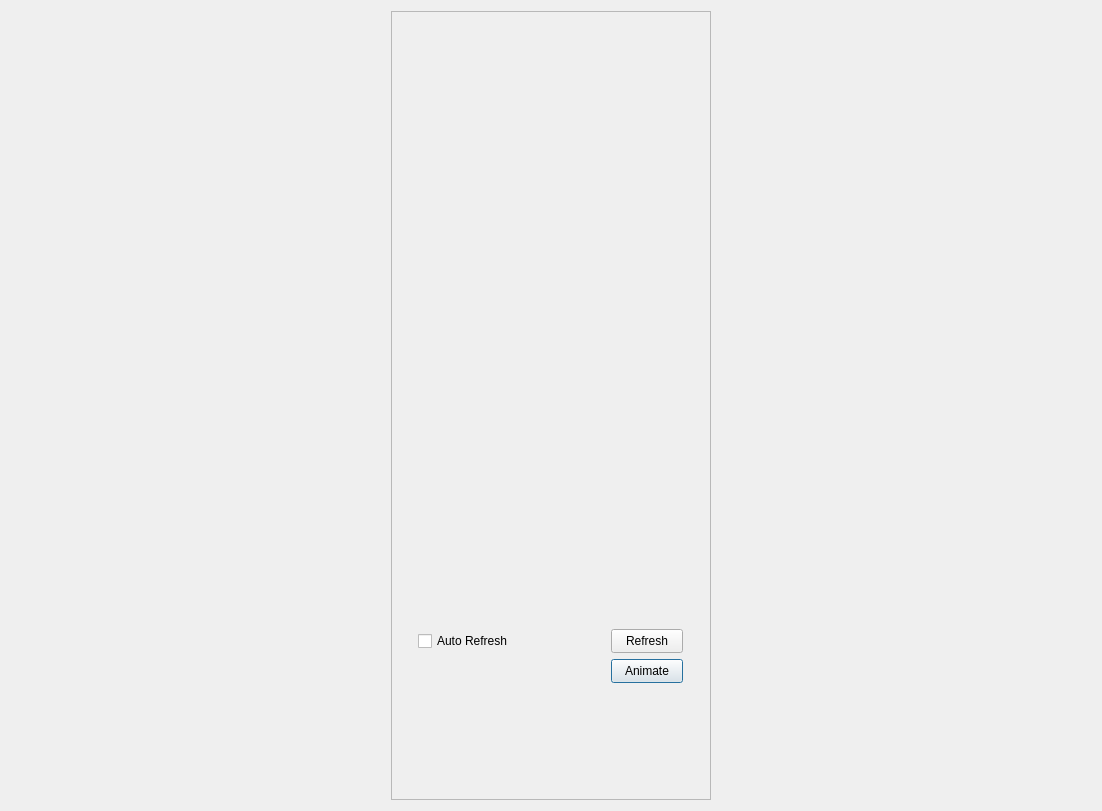
Above: SciDataTool/GUI/DDataPlotter/DDataPlotter.ui from Eomys/SciDataTool before the change. Below: the same form after it.
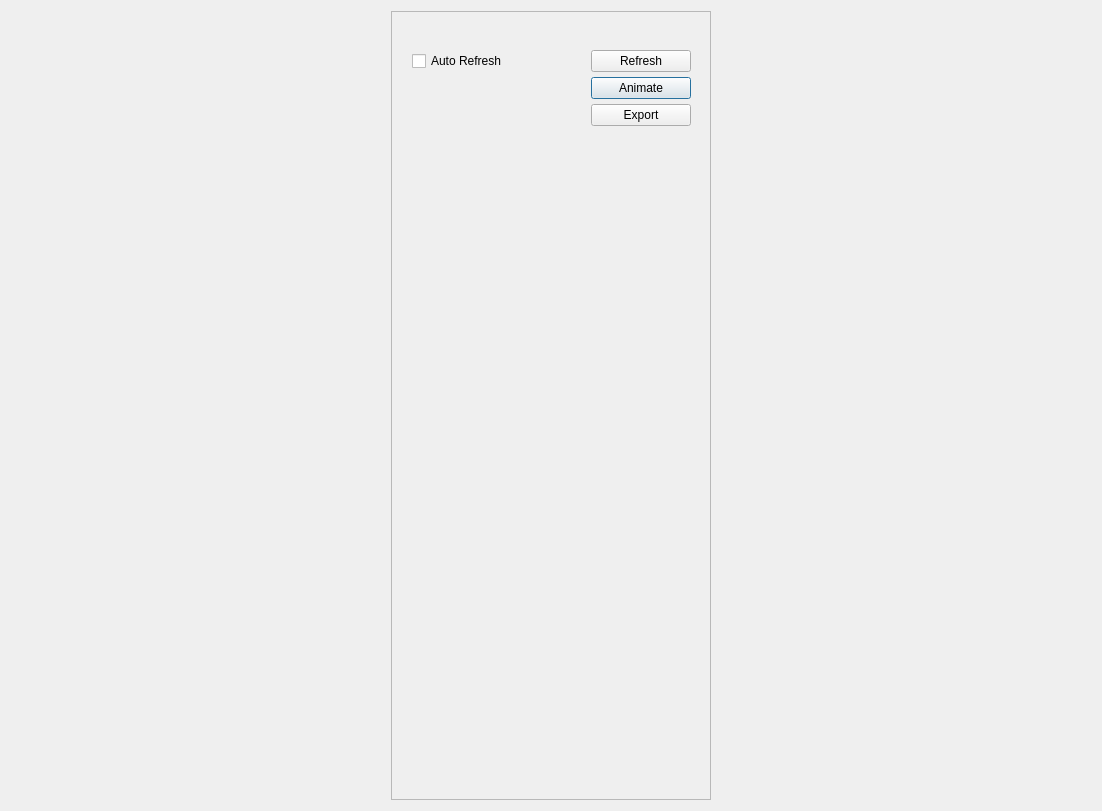
That is the form after the change. Custom widgets are drawn as their Qt base class.

Commit message: [NF] Updating the UI to make it more robust, fixing bugs related to auto-refresh when the field has only one axis, fixing warning where WDataRange would have the same min and max, hiding the groupBox for slice and operation when there are no widget to put inside

Patch:
```diff
--- a/SciDataTool/GUI/DDataPlotter/DDataPlotter.ui
+++ b/SciDataTool/GUI/DDataPlotter/DDataPlotter.ui
@@ -52,25 +52,31 @@
         <height>787</height>
        </rect>
       </property>
-      <layout class="QVBoxLayout" name="verticalLayout">
+      <property name="maximumSize">
+       <size>
+        <width>320</width>
+        <height>16777215</height>
+       </size>
+      </property>
+      <layout class="QVBoxLayout" name="verticalLayout_2">
        <item>
         <widget class="WVectorSelector" name="w_vect_selector" native="true">
          <property name="sizePolicy">
-          <sizepolicy hsizetype="Minimum" vsizetype="Preferred">
+          <sizepolicy hsizetype="Preferred" vsizetype="Preferred">
            <horstretch>0</horstretch>
            <verstretch>0</verstretch>
           </sizepolicy>
          </property>
          <property name="minimumSize">
           <size>
-           <width>296</width>
-           <height>100</height>
+           <width>0</width>
+           <height>0</height>
           </size>
          </property>
          <property name="maximumSize">
           <size>
-           <width>296</width>
-           <height>70</height>
+           <width>16777215</width>
+           <height>16777215</height>
           </size>
          </property>
         </widget>
@@ -85,13 +91,13 @@
          </property>
          <property name="minimumSize">
           <size>
-           <width>296</width>
-           <height>360</height>
+           <width>0</width>
+           <height>0</height>
           </size>
          </property>
          <property name="maximumSize">
           <size>
-           <width>296</width>
+           <width>16777215</width>
            <height>16777215</height>
           </size>
          </property>
@@ -100,20 +106,20 @@
        <item>
         <widget class="WDataRange" name="w_range" native="true">
          <property name="sizePolicy">
-          <sizepolicy hsizetype="Minimum" vsizetype="Minimum">
+          <sizepolicy hsizetype="Preferred" vsizetype="Preferred">
            <horstretch>0</horstretch>
            <verstretch>0</verstretch>
           </sizepolicy>
          </property>
          <property name="minimumSize">
           <size>
-           <width>296</width>
-           <height>130</height>
+           <width>0</width>
+           <height>0</height>
           </size>
          </property>
          <property name="maximumSize">
           <size>
-           <width>100</width>
+           <width>16777215</width>
            <height>16777215</height>
           </size>
          </property>
@@ -121,49 +127,39 @@
        </item>
        <item>
         <layout class="QGridLayout" name="gridLayout_2">
-         <item row="1" column="1">
-          <widget class="QPushButton" name="b_animate">
-           <property name="sizePolicy">
-            <sizepolicy hsizetype="Minimum" vsizetype="Fixed">
-             <horstretch>0</horstretch>
-             <verstretch>0</verstretch>
-            </sizepolicy>
-           </property>
-           <property name="minimumSize">
-            <size>
-             <width>72</width>
-             <height>24</height>
-            </size>
-           </property>
-           <property name="maximumSize">
-            <size>
-             <width>72</width>
-             <height>24</height>
-            </size>
-           </property>
-           <property name="text">
-            <string>Animate</string>
-           </property>
-          </widget>
-         </item>
+         <property name="leftMargin">
+          <number>11</number>
+         </property>
+         <property name="topMargin">
+          <number>11</number>
+         </property>
+         <property name="rightMargin">
+          <number>10</number>
+         </property>
+         <property name="bottomMargin">
+          <number>11</number>
+         </property>
+         <property name="spacing">
+          <number>5</number>
+         </property>
          <item row="0" column="0">
           <widget class="QCheckBox" name="c_auto_refresh">
            <property name="sizePolicy">
-            <sizepolicy hsizetype="Fixed" vsizetype="Fixed">
+            <sizepolicy hsizetype="Preferred" vsizetype="Preferred">
              <horstretch>0</horstretch>
              <verstretch>0</verstretch>
             </sizepolicy>
            </property>
            <property name="minimumSize">
             <size>
-             <width>170</width>
-             <height>24</height>
+             <width>0</width>
+             <height>0</height>
             </size>
            </property>
            <property name="maximumSize">
             <size>
              <width>16777215</width>
-             <height>24</height>
+             <height>16777215</height>
             </size>
            </property>
            <property name="text">
@@ -174,27 +170,80 @@
            </property>
           </widget>
          </item>
+         <item row="1" column="1">
+          <widget class="QPushButton" name="b_animate">
+           <property name="sizePolicy">
+            <sizepolicy hsizetype="Preferred" vsizetype="Preferred">
+             <horstretch>0</horstretch>
+             <verstretch>0</verstretch>
+            </sizepolicy>
+           </property>
+           <property name="minimumSize">
+            <size>
+             <width>0</width>
+             <height>0</height>
+            </size>
+           </property>
+           <property name="maximumSize">
+            <size>
+             <width>100</width>
+             <height>25</height>
+            </size>
+           </property>
+           <property name="layoutDirection">
+            <enum>Qt::LeftToRight</enum>
+           </property>
+           <property name="text">
+            <string>Animate</string>
+           </property>
+          </widget>
+         </item>
+         <item row="2" column="1">
+          <widget class="QPushButton" name="b_export">
+           <property name="sizePolicy">
+            <sizepolicy hsizetype="Preferred" vsizetype="Preferred">
+             <horstretch>0</horstretch>
+             <verstretch>0</verstretch>
+            </sizepolicy>
+           </property>
+           <property name="minimumSize">
+            <size>
+             <width>0</width>
+             <height>0</height>
+            </size>
+           </property>
+           <property name="maximumSize">
+            <size>
+             <width>100</width>
+             <height>25</height>
+            </size>
+           </property>
+           <property name="text">
+            <string>Export</string>
+           </property>
+          </widget>
+         </item>
          <item row="0" column="1">
           <widget class="QPushButton" name="b_refresh">
            <property name="enabled">
             <bool>true</bool>
            </property>
            <property name="sizePolicy">
-            <sizepolicy hsizetype="Fixed" vsizetype="Minimum">
+            <sizepolicy hsizetype="Preferred" vsizetype="Preferred">
              <horstretch>0</horstretch>
              <verstretch>0</verstretch>
             </sizepolicy>
            </property>
            <property name="minimumSize">
             <size>
-             <width>72</width>
-             <height>24</height>
+             <width>0</width>
+             <height>0</height>
             </size>
            </property>
            <property name="maximumSize">
             <size>
-             <width>72</width>
-             <height>24</height>
+             <width>100</width>
+             <height>25</height>
             </size>
            </property>
            <property name="layoutDirection">
@@ -208,49 +257,19 @@
         </layout>
        </item>
        <item>
-        <widget class="WExport" name="w_export" native="true">
-         <property name="sizePolicy">
-          <sizepolicy hsizetype="Minimum" vsizetype="Minimum">
-           <horstretch>0</horstretch>
-           <verstretch>0</verstretch>
-          </sizepolicy>
-         </property>
-         <property name="minimumSize">
-          <size>
-           <width>280</width>
-           <height>40</height>
-          </size>
-         </property>
-         <property name="maximumSize">
-          <size>
-           <width>16777215</width>
-           <height>25</height>
-          </size>
-         </property>
-        </widget>
-       </item>
-       <item>
-        <spacer name="vertical_spacer">
+        <spacer name="verticalSpacer">
          <property name="orientation">
           <enum>Qt::Vertical</enum>
          </property>
-         <property name="sizeType">
-          <enum>QSizePolicy::Expanding</enum>
-         </property>
          <property name="sizeHint" stdset="0">
           <size>
            <width>20</width>
-           <height>120</height>
+           <height>40</height>
           </size>
          </property>
         </spacer>
        </item>
       </layout>
-      <zorder>w_axis_manager</zorder>
-      <zorder>w_vect_selector</zorder>
-      <zorder>vertical_spacer</zorder>
-      <zorder>w_export</zorder>
-      <zorder>w_range</zorder>
      </widget>
     </widget>
    </item>
@@ -266,12 +285,6 @@
    <header>...GUI.WDataRange.WDataRange.h</header>
    <container>1</container>
   </customwidget>
-  <customwidget>
-   <class>WExport</class>
-   <extends>QWidget</extends>
-   <header>...GUI.WExport.WExport.h</header>
-   <container>1</container>
-  </customwidget>
   <customwidget>
    <class>WAxisManager</class>
    <extends>QWidget</extends>
```
The commit also changes 15 other files.
